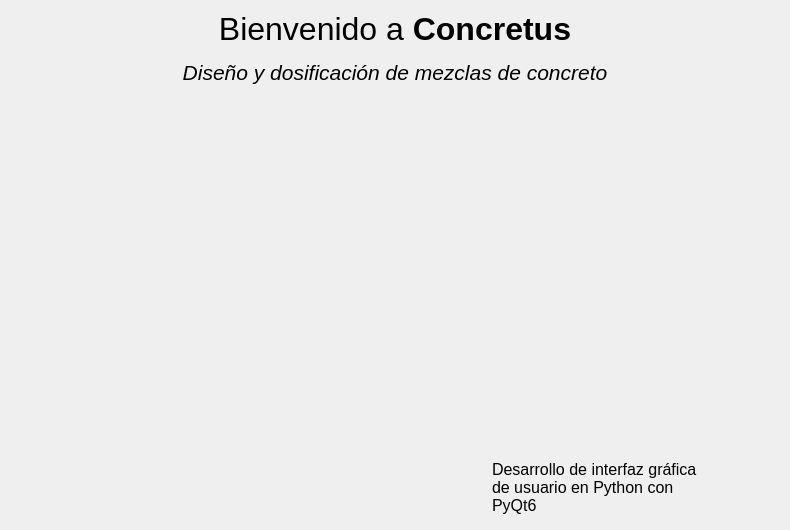
Old version of the form gui/ui/welcome_widget.ui in the repository AMK-ULTRA/Concretus.
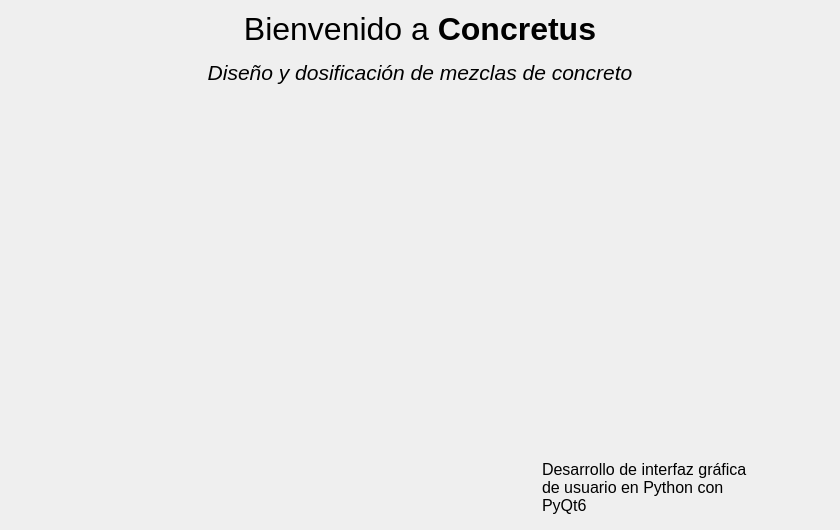
New version of the form. Icons and pictures are not drawn.

```diff
--- a/gui/ui/welcome_widget.ui
+++ b/gui/ui/welcome_widget.ui
@@ -6,7 +6,7 @@
    <rect>
     <x>0</x>
     <y>0</y>
-    <width>790</width>
+    <width>840</width>
     <height>530</height>
    </rect>
   </property>
```
